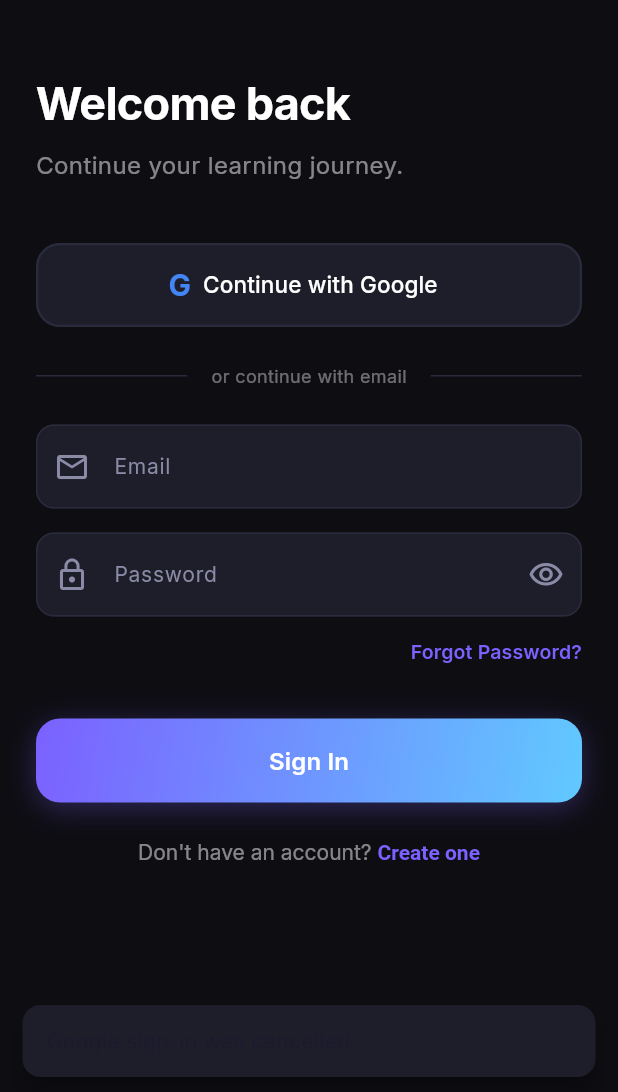
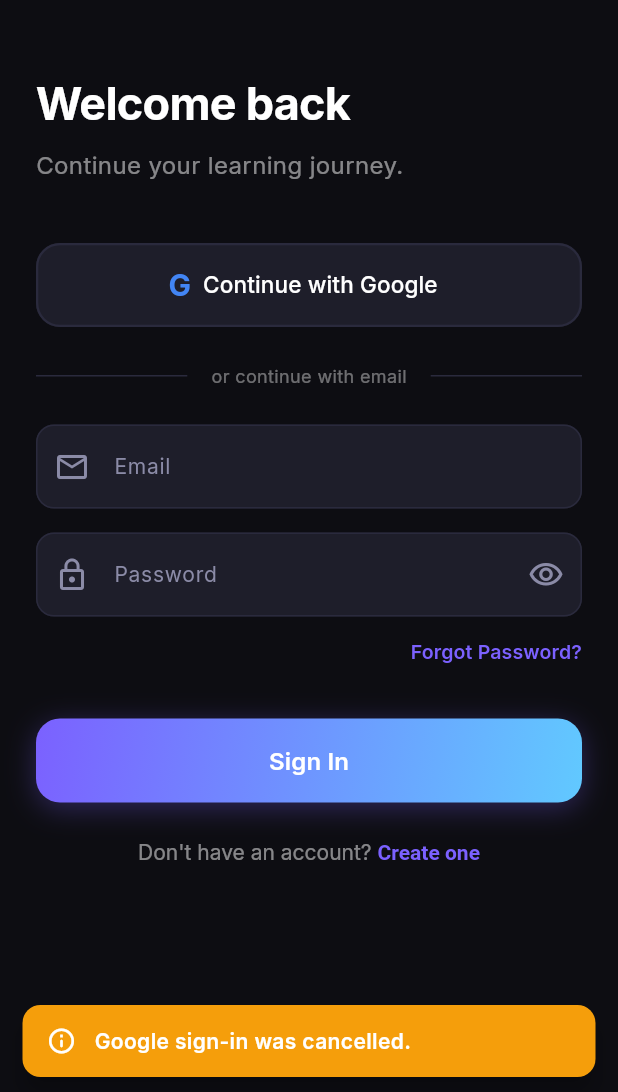
Before and after one commit to richugomez-spec/studymate-ai, a Flutter app: the screen it shows after launch, after a tap on an icon or button, on a phone screen of 412 x 824 dp, the part 144-1236 px from its top. Run offline on Flutter 3.47's test engine with Material 3 defaults, Android fonts, the phone set to English and light mode, and no system bars; drawn by our look-alikes of flutter_animate; our stand-ins replace dartz, dio, drift, file_picker, firebase_auth, firebase_core and 10 more; missing offline and left inert: syncfusion_flutter_pdf; accounts and stored records are empty; generated files the repository leaves out were written again.

Commit message:
fix(auth): add enter keyboard navigation and prominent warning notifications

```diff
--- a/lib/features/auth/presentation/screens/login_screen.dart
+++ b/lib/features/auth/presentation/screens/login_screen.dart
@@ -18,6 +18,8 @@ class _LoginScreenState extends ConsumerState<LoginScreen> {
   final _emailController = TextEditingController();
   final _passwordController = TextEditingController();
   final _nameController = TextEditingController();
+  final _emailFocusNode = FocusNode();
+  final _passwordFocusNode = FocusNode();
   final _formKey = GlobalKey<FormState>();
 
   bool _isRegister = false;
@@ -29,6 +31,8 @@ class _LoginScreenState extends ConsumerState<LoginScreen> {
     _emailController.dispose();
     _passwordController.dispose();
     _nameController.dispose();
+    _emailFocusNode.dispose();
+    _passwordFocusNode.dispose();
     super.dispose();
   }
 
@@ -42,8 +46,9 @@ class _LoginScreenState extends ConsumerState<LoginScreen> {
 
     if (errorMessage != null) {
       if (errorMessage.toLowerCase().contains('cancel') ||
-          errorMessage.toLowerCase().contains('aborted')) {
-        _showInfo('Google sign-in was cancelled.');
+          errorMessage.toLowerCase().contains('aborted') ||
+          errorMessage.toLowerCase().contains('popup-closed')) {
+        _showWarning('Google sign-in was cancelled.');
       } else {
         _showError(errorMessage);
       }
@@ -203,33 +208,87 @@ class _LoginScreenState extends ConsumerState<LoginScreen> {
   }
 
   void _showError(String message) {
+    ScaffoldMessenger.of(context).hideCurrentSnackBar();
     ScaffoldMessenger.of(context).showSnackBar(
       SnackBar(
-        content: Text(message),
+        content: Row(
+          children: [
+            const Icon(Icons.error_outline_rounded, color: Colors.white, size: 20),
+            const SizedBox(width: 12),
+            Expanded(
+              child: Text(
+                message,
+                style: const TextStyle(
+                  color: Colors.white,
+                  fontFamily: 'Inter',
+                  fontWeight: FontWeight.w600,
+                  fontSize: 14,
+                ),
+              ),
+            ),
+          ],
+        ),
         backgroundColor: AppColors.error,
         behavior: SnackBarBehavior.floating,
+        duration: const Duration(seconds: 4),
         shape: RoundedRectangleBorder(borderRadius: BorderRadius.circular(12)),
       ),
     );
   }
 
   void _showSuccess(String message) {
+    ScaffoldMessenger.of(context).hideCurrentSnackBar();
     ScaffoldMessenger.of(context).showSnackBar(
       SnackBar(
-        content: Text(message),
+        content: Row(
+          children: [
+            const Icon(Icons.check_circle_outline_rounded, color: Colors.white, size: 20),
+            const SizedBox(width: 12),
+            Expanded(
+              child: Text(
+                message,
+                style: const TextStyle(
+                  color: Colors.white,
+                  fontFamily: 'Inter',
+                  fontWeight: FontWeight.w600,
+                  fontSize: 14,
+                ),
+              ),
+            ),
+          ],
+        ),
         backgroundColor: AppColors.success,
         behavior: SnackBarBehavior.floating,
+        duration: const Duration(seconds: 4),
         shape: RoundedRectangleBorder(borderRadius: BorderRadius.circular(12)),
       ),
     );
   }
 
-  void _showInfo(String message) {
+  void _showWarning(String message) {
+    ScaffoldMessenger.of(context).hideCurrentSnackBar();
     ScaffoldMessenger.of(context).showSnackBar(
       SnackBar(
-        content: Text(message),
-        backgroundColor: AppColors.darkSurfaceVariant,
+        content: Row(
+          children: [
+            const Icon(Icons.info_outline_rounded, color: Colors.white, size: 20),
+            const SizedBox(width: 12),
+            Expanded(
+              child: Text(
+                message,
+                style: const TextStyle(
+                  color: Colors.white,
+                  fontFamily: 'Inter',
+                  fontWeight: FontWeight.w600,
+                  fontSize: 14,
+                ),
+              ),
+            ),
+          ],
+        ),
+        backgroundColor: const Color(0xFFF59E0B),
         behavior: SnackBarBehavior.floating,
+        duration: const Duration(seconds: 4),
         shape: RoundedRectangleBorder(borderRadius: BorderRadius.circular(12)),
       ),
     );
@@ -342,6 +401,8 @@ class _LoginScreenState extends ConsumerState<LoginScreen> {
                       TextFormField(
                         controller: _nameController,
                         textCapitalization: TextCapitalization.words,
+                        textInputAction: TextInputAction.next,
+                        onFieldSubmitted: (_) => _emailFocusNode.requestFocus(),
                         style: const TextStyle(color: Colors.white),
                         decoration: const InputDecoration(
                           labelText: 'Full Name',
@@ -363,7 +424,10 @@ class _LoginScreenState extends ConsumerState<LoginScreen> {
                     // Email
                     TextFormField(
                       controller: _emailController,
+                      focusNode: _emailFocusNode,
                       keyboardType: TextInputType.emailAddress,
+                      textInputAction: TextInputAction.next,
+                      onFieldSubmitted: (_) => _passwordFocusNode.requestFocus(),
                       style: const TextStyle(color: Colors.white),
                       decoration: const InputDecoration(
                         labelText: 'Email',
@@ -390,7 +454,10 @@ class _LoginScreenState extends ConsumerState<LoginScreen> {
                     // Password
                     TextFormField(
                       controller: _passwordController,
+                      focusNode: _passwordFocusNode,
                       obscureText: !_isPasswordVisible,
+                      textInputAction: TextInputAction.done,
+                      onFieldSubmitted: (_) => _submitEmailForm(),
                       style: const TextStyle(color: Colors.white),
                       decoration: InputDecoration(
                         labelText: 'Password',
```
